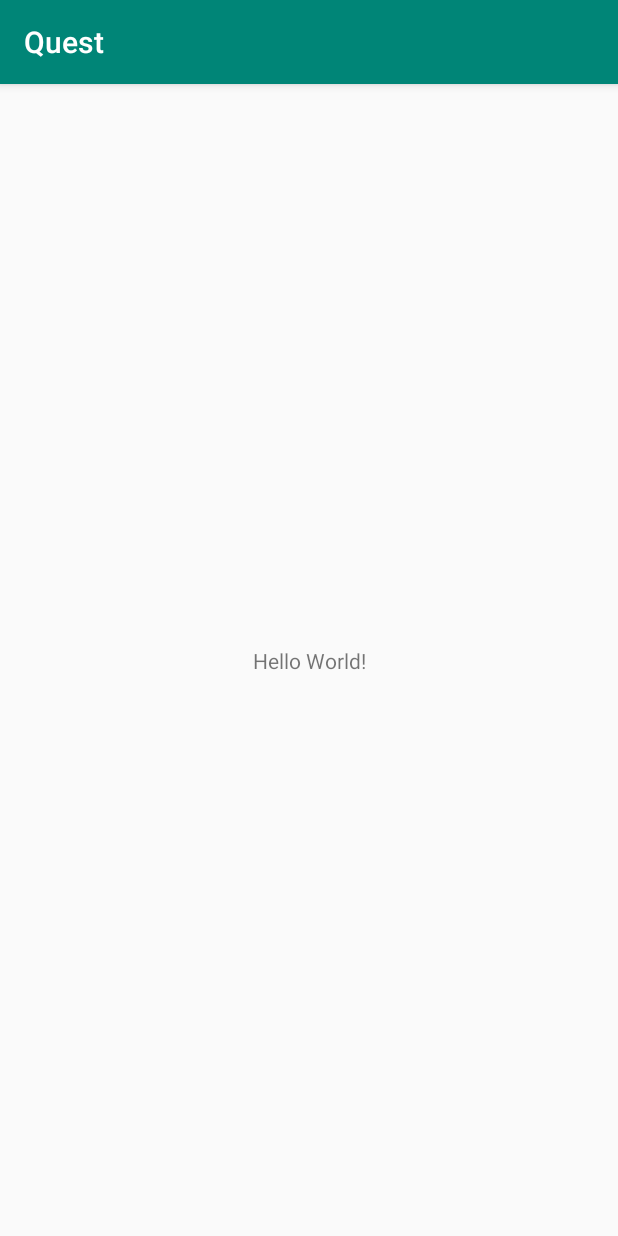
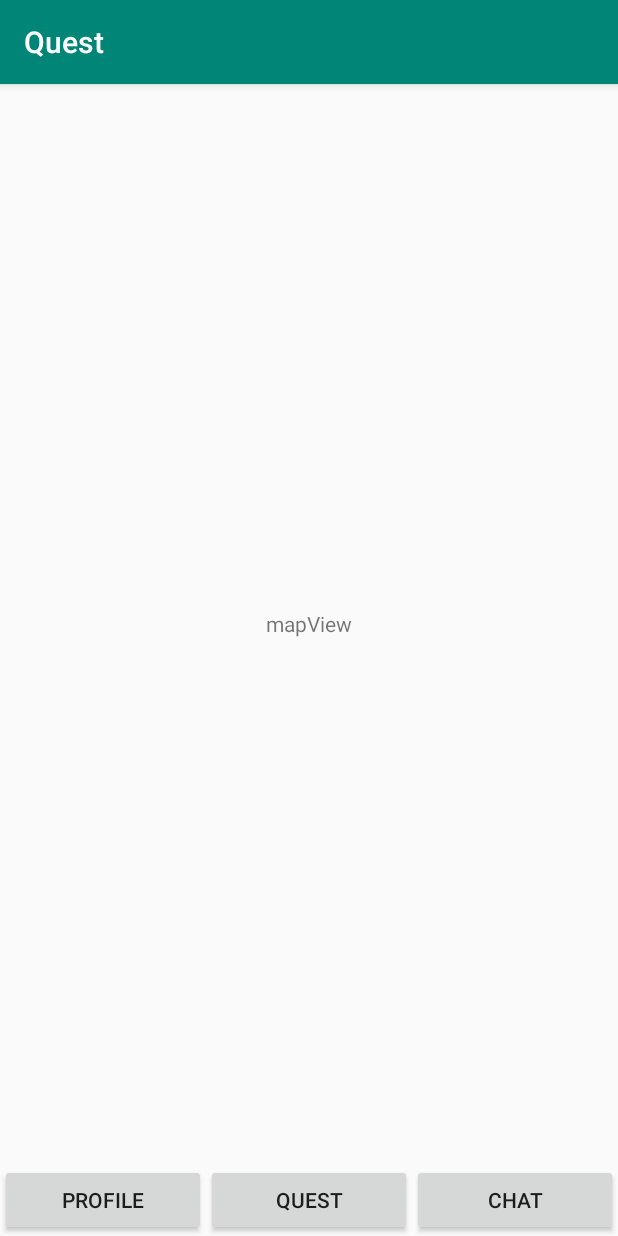
Before and after one commit to bluesquanium/Quest, an Android app: the screen it shows after launch (MainActivity), on a phone screen of 412 x 824 dp. Run offline under Robolectric (Android 15) with nearby library versions, the phone set to English and light mode, and no system bars.

Commit message:
MainActicitiy, LoadingActivity

```diff
--- a/App/Quest/app/src/main/java/org/slt/android/quest3/LoadingActivity.java
+++ b/App/Quest/app/src/main/java/org/slt/android/quest3/LoadingActivity.java
@@ -7,7 +7,6 @@ import android.os.Handler;
 import android.widget.ImageView;
 
 public class LoadingActivity extends Activity {
-    ImageView logo;
     @Override
     protected void onCreate(Bundle savedInstanceState) {
         Intent intent = getIntent();
@@ -15,8 +14,8 @@ public class LoadingActivity extends Activity {
 
         super.onCreate(savedInstanceState);
         setContentView(R.layout.activity_loading);
-        logo = (ImageView)findViewById(R.id.logo);
-        logo.bringToFront();
+        ImageView image = (ImageView)findViewById(R.id.logoImageView);
+        image.setImageResource(R.drawable.loading);
         startLoading();
     }
     private void startLoading() {
--- a/App/Quest/app/src/main/res/layout/activity_main.xml
+++ b/App/Quest/app/src/main/res/layout/activity_main.xml
@@ -1,18 +1,60 @@
 <?xml version="1.0" encoding="utf-8"?>
-<android.support.constraint.ConstraintLayout xmlns:android="http://schemas.android.com/apk/res/android"
+<android.support.constraint.ConstraintLayout
+    xmlns:android="http://schemas.android.com/apk/res/android"
     xmlns:app="http://schemas.android.com/apk/res-auto"
     xmlns:tools="http://schemas.android.com/tools"
     android:layout_width="match_parent"
-    android:layout_height="match_parent"
-    tools:context=".MainActivity">
+    android:layout_height="match_parent">
 
-    <TextView
-        android:layout_width="wrap_content"
+    <LinearLayout
+        android:id="@+id/mapView"
+        android:layout_width="match_parent"
+        android:layout_height="0dp"
+        android:gravity="center_horizontal|center_vertical"
+        android:orientation="vertical"
+        app:layout_constraintBottom_toTopOf="@+id/statusBarView"
+        app:layout_constraintTop_toTopOf="parent"
+        app:layout_constraintVertical_bias="0.0"
+        tools:layout_editor_absoluteX="0dp">
+
+        <TextView
+            android:id="@+id/mapTextView"
+            android:layout_width="match_parent"
+            android:layout_height="wrap_content"
+            android:gravity="center_horizontal"
+            android:text="mapView" />
+    </LinearLayout>
+
+    <LinearLayout
+        android:id="@+id/statusBarView"
+        android:layout_width="match_parent"
         android:layout_height="wrap_content"
-        android:text="Hello World!"
-        app:layout_constraintBottom_toBottomOf="parent"
-        app:layout_constraintLeft_toLeftOf="parent"
-        app:layout_constraintRight_toRightOf="parent"
-        app:layout_constraintTop_toTopOf="parent" />
+        android:orientation="horizontal"
+        app:layout_constraintBottom_toBottomOf="parent">
+
+        <Button
+            android:id="@+id/profileMenuButton"
+            android:layout_width="wrap_content"
+            android:layout_height="wrap_content"
+            android:layout_gravity="left"
+            android:layout_weight="1"
+            android:text="profile" />
+
+        <Button
+            android:id="@+id/mainMenuButton"
+            android:layout_width="wrap_content"
+            android:layout_height="wrap_content"
+            android:layout_gravity="center_horizontal"
+            android:layout_weight="1"
+            android:text="quest" />
+
+        <Button
+            android:id="@+id/chatMenuButton"
+            android:layout_width="wrap_content"
+            android:layout_height="wrap_content"
+            android:layout_gravity="right"
+            android:layout_weight="1"
+            android:text="chat" />
+    </LinearLayout>
 
 </android.support.constraint.ConstraintLayout>
```
Also changed, not shown: App/Quest/app/src/main/res/layout/activity_loading.xml (+17 -12 lines), App/Quest/app/src/main/res/drawable-v24/loading.png (added), 5 other files.
